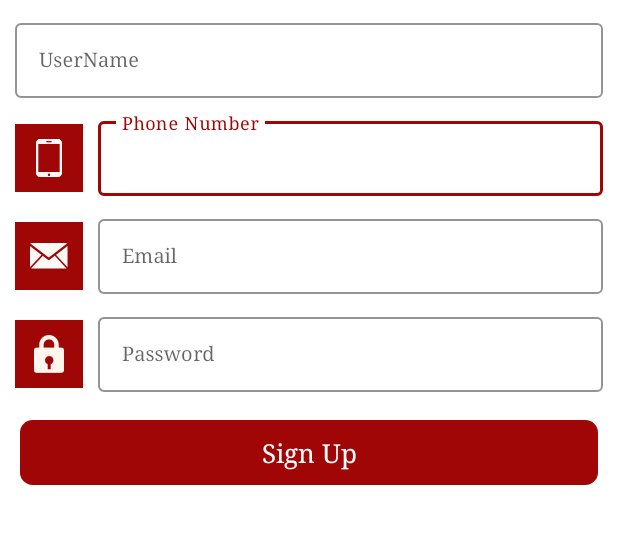
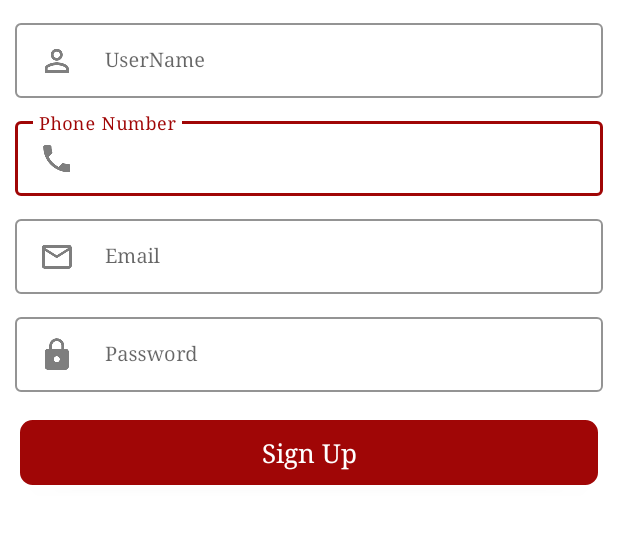
Before and after one commit to MahmoudMagdyEllawatty/Reataurants, an Android app: the SignUp screen opened directly, with no data from a screen before it, on a phone screen of 412 x 824 dp, the part 390-934 px from its top. Run offline under Robolectric (Android 15) with nearby library versions, the light colour scheme and no system bars; libraries missing offline, so code that uses them is left out: com.franmontiel.localechanger; 2 statements that could not run were skipped.

Commit message:
login-signup

```diff
--- a/app/src/main/res/layout/activity_sign_up.xml
+++ b/app/src/main/res/layout/activity_sign_up.xml
@@ -43,17 +43,7 @@
         android:layout_below="@+id/tilte"
         android:id="@+id/logo"
         android:src="@drawable/logo" />
-    <ImageView
-        android:id="@+id/tr"
-        android:layout_width="45dp"
-        android:layout_height="45dp"
-        android:layout_below="@id/et_nme"
-        android:layout_marginStart="10dp"
-        android:layout_marginLeft="10dp"
-        android:layout_marginTop="17dp"
-        android:background="@color/colorPrimaryDark"
-        android:padding="10dp"
-        android:src="@drawable/mobile" />
+
 
     <com.google.android.material.textfield.TextInputLayout
         android:id="@+id/et_phone"
@@ -77,7 +67,10 @@
             android:hint="@string/phone"
             android:textSize="13sp"
             android:inputType="phone"
-            android:singleLine="true" />
+            android:singleLine="true"
+            android:drawableLeft="@drawable/phone"
+            android:drawableStart="@drawable/phone"
+            android:drawablePadding="20dp"/>
     </com.google.android.material.textfield.TextInputLayout>
 
 
@@ -92,8 +85,6 @@
         android:layout_marginTop="10dp"
         android:layout_marginEnd="10dp"
         android:layout_marginRight="10dp"
-        android:layout_toEndOf="@id/tr2"
-        android:layout_toRightOf="@id/tr2"
         app:boxStrokeColor="@color/colorPrimary">
 
         <com.google.android.material.textfield.TextInputEditText
@@ -103,20 +94,13 @@
             android:hint="@string/username"
             android:inputType="text"
             android:textSize="13sp"
-            android:singleLine="true" />
+            android:singleLine="true"
+            android:drawableLeft="@drawable/account"
+            android:drawableStart="@drawable/account"
+            android:drawablePadding="20dp"/>
     </com.google.android.material.textfield.TextInputLayout>
 
-    <ImageView
-        android:id="@+id/tr3"
-        android:layout_width="45dp"
-        android:layout_height="45dp"
-        android:layout_below="@id/et_phone"
-        android:layout_marginStart="10dp"
-        android:layout_marginLeft="10dp"
-        android:layout_marginTop="17dp"
-        android:background="@color/colorPrimaryDark"
-        android:padding="10dp"
-        android:src="@drawable/email" />
+
 
     <com.google.android.material.textfield.TextInputLayout
         android:id="@+id/et_meail"
@@ -129,9 +113,8 @@
         android:layout_marginEnd="10dp"
         android:layout_marginTop="10dp"
         android:layout_marginRight="10dp"
-        android:layout_toEndOf="@id/tr3"
         app:boxStrokeColor="@color/colorPrimary"
-        android:layout_toRightOf="@id/tr3">
+        >
 
         <com.google.android.material.textfield.TextInputEditText
             android:id="@+id/et_email"
@@ -140,19 +123,13 @@
             android:hint="@string/Email"
             android:textSize="13sp"
             android:inputType="textEmailAddress"
-            android:singleLine="true" />
+            android:singleLine="true"
+            android:drawableLeft="@drawable/mail"
+            android:drawableStart="@drawable/mail"
+            android:drawablePadding="20dp"/>
+
     </com.google.android.material.textfield.TextInputLayout>
-    <ImageView
-        android:id="@+id/tr4"
-        android:layout_width="45dp"
-        android:layout_height="45dp"
-        android:layout_below="@id/et_meail"
-        android:layout_marginStart="10dp"
-        android:layout_marginLeft="10dp"
-        android:layout_marginTop="17dp"
-        android:background="@color/colorPrimaryDark"
-        android:padding="10dp"
-        android:src="@drawable/pass" />
+
     <com.google.android.material.textfield.TextInputLayout
         android:id="@+id/et_password"
         style="@style/Widget.MaterialComponents.TextInputLayout.OutlinedBox"
@@ -161,12 +138,10 @@
         android:layout_below="@id/et_meail"
         android:layout_marginLeft="10dp"
         android:layout_marginTop="10dp"
-        android:layout_toEndOf="@id/tr4"
         android:layout_marginStart="10dp"
         android:layout_marginEnd="10dp"
         android:layout_marginRight="10dp"
-        app:boxStrokeColor="@color/colorPrimary"
-        android:layout_toRightOf="@id/tr4">
+        app:boxStrokeColor="@color/colorPrimary">
 
         <com.google.android.material.textfield.TextInputEditText
             android:id="@+id/et_Pass"
@@ -175,7 +150,11 @@
             android:hint="@string/Password"
             android:inputType="textPassword"
             android:textSize="13sp"
-            android:textColorHighlight="@color/colorPrimary" />
+            android:textColorHighlight="@color/colorPrimary"
+            android:drawableLeft="@drawable/password"
+            android:drawableStart="@drawable/password"
+            android:drawablePadding="20dp"/>
+
     </com.google.android.material.textfield.TextInputLayout>
 
     <Button
```
